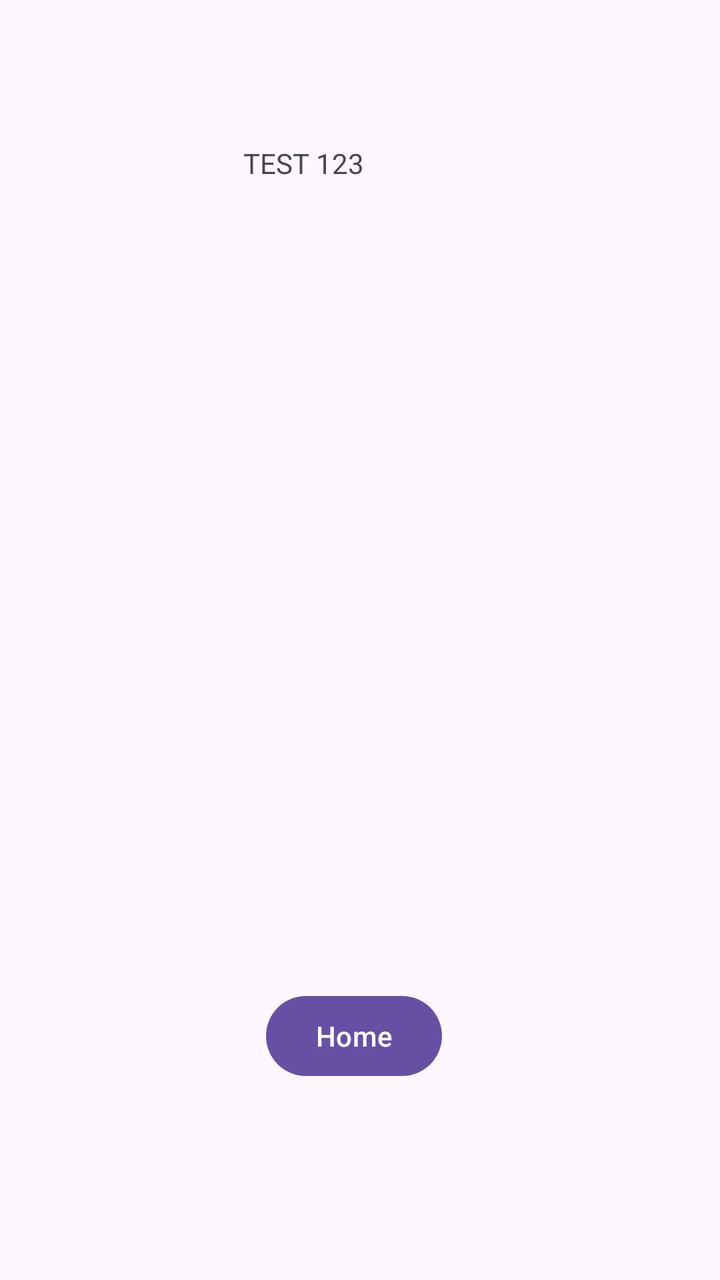
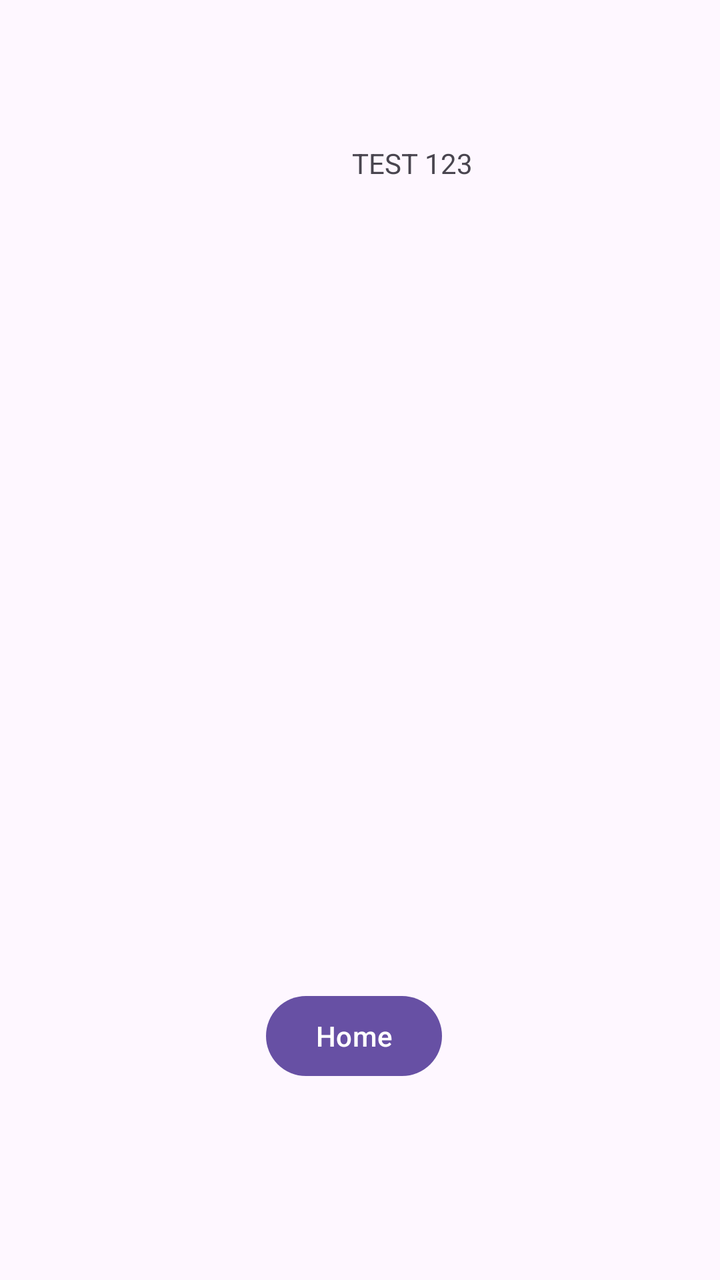

Before-and-after screenshots of an Android layout around one commit, followed by the original layout XML and the change that was made.
<!-- AndroidManifest.xml: application theme Theme.AppInterface1 -->
<!-- res/layout/activity_show_reminders2.xml -->
<?xml version="1.0" encoding="utf-8"?>
<androidx.constraintlayout.widget.ConstraintLayout xmlns:android="http://schemas.android.com/apk/res/android"
    xmlns:app="http://schemas.android.com/apk/res-auto"
    xmlns:tools="http://schemas.android.com/tools"
    android:id="@+id/main"
    android:layout_width="match_parent"
    android:layout_height="match_parent"
    tools:context=".ShowRemindersActivity">

    <TextView
        android:id="@+id/textView"
        android:layout_width="wrap_content"
        android:layout_height="wrap_content"
        android:layout_marginStart="176dp"
        android:layout_marginTop="72dp"
        android:layout_marginEnd="178dp"
        android:text="TEST 123"
        app:layout_constraintEnd_toEndOf="parent"
        app:layout_constraintHorizontal_bias="1.0"
        app:layout_constraintStart_toStartOf="parent"
        app:layout_constraintTop_toTopOf="parent" />

    <Button
        android:id="@+id/btnHome"
        android:layout_width="wrap_content"
        android:layout_height="wrap_content"
        android:layout_marginStart="157dp"
        android:layout_marginEnd="163dp"
        android:layout_marginBottom="98dp"
        android:onClick="home"
        android:text="Home"
        app:layout_constraintBottom_toBottomOf="parent"
        app:layout_constraintEnd_toEndOf="parent"
        app:layout_constraintStart_toStartOf="parent" />
</androidx.constraintlayout.widget.ConstraintLayout>
<!-- resources referenced by this layout -->
<resources>
  <style name="Theme.AppInterface1" parent="Base.Theme.AppInterface1" />
  <style name="Base.Theme.AppInterface1" parent="Theme.Material3.DayNight.NoActionBar">
          
          
      </style>
</resources>

<!-- the commit's change to res/layout/activity_show_reminders2.xml (unified diff, before → after) -->
@@ -13,10 +13,7 @@
         android:layout_height="wrap_content"
         android:layout_marginStart="176dp"
         android:layout_marginTop="72dp"
-        android:layout_marginEnd="178dp"
         android:text="TEST 123"
-        app:layout_constraintEnd_toEndOf="parent"
-        app:layout_constraintHorizontal_bias="1.0"
         app:layout_constraintStart_toStartOf="parent"
         app:layout_constraintTop_toTopOf="parent" />
 
